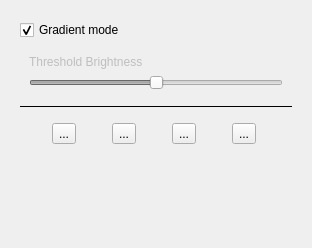
This is src/widgets/panels/image-panel.ui in flux3dp/swiftray as Qt 5 draws it before an edit. The edited form follows.
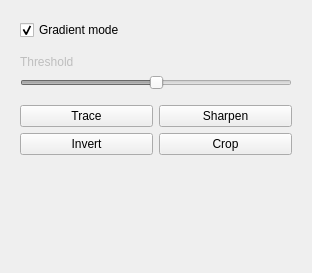
This is the edited form. Icons and pictures are not drawn.

Commit message: Adjust image panel UI

```diff
--- a/src/widgets/panels/image-panel.ui
+++ b/src/widgets/panels/image-panel.ui
@@ -10,7 +10,7 @@
     <x>0</x>
     <y>0</y>
     <width>312</width>
-    <height>248</height>
+    <height>273</height>
    </rect>
   </property>
   <property name="minimumSize">
@@ -45,8 +45,8 @@
        <rect>
         <x>0</x>
         <y>0</y>
-        <width>273</width>
-        <height>231</height>
+        <width>288</width>
+        <height>258</height>
        </rect>
       </property>
       <layout class="QVBoxLayout" name="verticalLayout_4">
@@ -65,11 +65,29 @@
          <property name="enabled">
           <bool>false</bool>
          </property>
+         <property name="sizePolicy">
+          <sizepolicy hsizetype="Preferred" vsizetype="Minimum">
+           <horstretch>0</horstretch>
+           <verstretch>0</verstretch>
+          </sizepolicy>
+         </property>
          <layout class="QVBoxLayout" name="verticalLayout_2">
+          <property name="leftMargin">
+           <number>0</number>
+          </property>
+          <property name="rightMargin">
+           <number>0</number>
+          </property>
           <item>
            <widget class="QLabel" name="brightnessThresholdLabel">
+            <property name="sizePolicy">
+             <sizepolicy hsizetype="Minimum" vsizetype="Preferred">
+              <horstretch>0</horstretch>
+              <verstretch>0</verstretch>
+             </sizepolicy>
+            </property>
             <property name="text">
-             <string>Threshold Brightness</string>
+             <string>Threshold</string>
             </property>
            </widget>
           </item>
@@ -99,115 +117,142 @@
         </widget>
        </item>
        <item>
-        <widget class="Line" name="line">
-         <property name="frameShadow">
-          <enum>QFrame::Plain</enum>
-         </property>
-         <property name="orientation">
-          <enum>Qt::Horizontal</enum>
-         </property>
-        </widget>
-       </item>
-       <item>
-        <widget class="QFrame" name="frameButtons">
+        <widget class="QWidget" name="widgetButtons" native="true">
          <property name="enabled">
           <bool>true</bool>
          </property>
-         <property name="frameShape">
-          <enum>QFrame::NoFrame</enum>
+         <property name="sizePolicy">
+          <sizepolicy hsizetype="Preferred" vsizetype="Preferred">
+           <horstretch>0</horstretch>
+           <verstretch>0</verstretch>
+          </sizepolicy>
          </property>
-         <property name="frameShadow">
-          <enum>QFrame::Raised</enum>
-         </property>
-         <property name="lineWidth">
-          <number>1</number>
+         <property name="minimumSize">
+          <size>
+           <width>100</width>
+           <height>0</height>
+          </size>
          </property>
          <layout class="QVBoxLayout" name="verticalLayout_3">
+          <property name="leftMargin">
+           <number>0</number>
+          </property>
+          <property name="topMargin">
+           <number>0</number>
+          </property>
+          <property name="rightMargin">
+           <number>0</number>
+          </property>
           <item>
-           <layout class="QHBoxLayout" name="horizontalLayoutButtons" stretch="0,0,0,0">
-            <property name="spacing">
-             <number>13</number>
-            </property>
-            <property name="rightMargin">
-             <number>0</number>
-            </property>
+           <layout class="QHBoxLayout" name="row1">
             <item>
-             <widget class="QToolButton" name="toolButtonCrop">
-              <property name="toolTip">
-               <string>Crop</string>
-              </property>
-              <property name="text">
-               <string>...</string>
-              </property>
-              <property name="icon">
-               <iconset resource="../../../qml.qrc">
-                <normaloff>:/resources/images/icon-crop.png</normaloff>:/resources/images/icon-crop.png</iconset>
-              </property>
-              <property name="iconSize">
-               <size>
-                <width>30</width>
-                <height>30</height>
-               </size>
-              </property>
-             </widget>
-            </item>
-            <item>
-             <widget class="QToolButton" name="toolButtonInvert">
+             <widget class="QPushButton" name="pushButtonTrace">
               <property name="enabled">
                <bool>true</bool>
               </property>
-              <property name="toolTip">
-               <string>Invert</string>
+              <property name="sizePolicy">
+               <sizepolicy hsizetype="Preferred" vsizetype="Fixed">
+                <horstretch>1</horstretch>
+                <verstretch>0</verstretch>
+               </sizepolicy>
               </property>
-              <property name="text">
-               <string>...</string>
-              </property>
-              <property name="icon">
-               <iconset resource="../../../qml.qrc">
-                <normaloff>:/resources/images/icon-invert.png</normaloff>:/resources/images/icon-invert.png</iconset>
-              </property>
-              <property name="iconSize">
-               <size>
-                <width>30</width>
-                <height>30</height>
-               </size>
-              </property>
-             </widget>
-            </item>
-            <item>
-             <widget class="QToolButton" name="toolButtonSharpen">
               <property name="toolTip">
-               <string>Sharpen</string>
-              </property>
-              <property name="text">
-               <string>...</string>
-              </property>
-              <property name="icon">
-               <iconset resource="../../../qml.qrc">
-                <normaloff>:/resources/images/icon-sharpen.png</normaloff>:/resources/images/icon-sharpen.png</iconset>
-              </property>
-              <property name="iconSize">
-               <size>
-                <width>30</width>
-                <height>30</height>
-               </size>
-              </property>
-             </widget>
-            </item>
-            <item>
-             <widget class="QToolButton" name="toolButtonTrace">
-              <property name="enabled">
-               <bool>true</bool>
-              </property>
-              <property name="toolTip">
                <string>Trace</string>
               </property>
               <property name="text">
-               <string>...</string>
+               <string>Trace</string>
               </property>
               <property name="icon">
                <iconset resource="../../../qml.qrc">
                 <normaloff>:/resources/images/icon-trace.png</normaloff>:/resources/images/icon-trace.png</iconset>
+              </property>
+              <property name="iconSize">
+               <size>
+                <width>30</width>
+                <height>30</height>
+               </size>
+              </property>
+             </widget>
+            </item>
+            <item>
+             <widget class="QPushButton" name="pushButtonSharpen">
+              <property name="sizePolicy">
+               <sizepolicy hsizetype="Preferred" vsizetype="Fixed">
+                <horstretch>1</horstretch>
+                <verstretch>0</verstretch>
+               </sizepolicy>
+              </property>
+              <property name="toolTip">
+               <string>Sharpen</string>
+              </property>
+              <property name="text">
+               <string>Sharpen</string>
+              </property>
+              <property name="icon">
+               <iconset resource="../../../qml.qrc">
+                <normaloff>:/resources/images/icon-sharpen.png</normaloff>:/resources/images/icon-sharpen.png</iconset>
+              </property>
+              <property name="iconSize">
+               <size>
+                <width>30</width>
+                <height>30</height>
+               </size>
+              </property>
+             </widget>
+            </item>
+           </layout>
+          </item>
+          <item>
+           <layout class="QHBoxLayout" name="row2">
+            <item>
+             <widget class="QPushButton" name="pushButtonInvert">
+              <property name="enabled">
+               <bool>true</bool>
+              </property>
+              <property name="sizePolicy">
+               <sizepolicy hsizetype="Preferred" vsizetype="Fixed">
+                <horstretch>1</horstretch>
+                <verstretch>0</verstretch>
+               </sizepolicy>
+              </property>
+              <property name="toolTip">
+               <string>Invert</string>
+              </property>
+              <property name="locale">
+               <locale language="English" country="UnitedStates"/>
+              </property>
+              <property name="text">
+               <string>Invert</string>
+              </property>
+              <property name="icon">
+               <iconset resource="../../../qml.qrc">
+                <normaloff>:/resources/images/icon-invert.png</normaloff>:/resources/images/icon-invert.png</iconset>
+              </property>
+              <property name="iconSize">
+               <size>
+                <width>30</width>
+                <height>30</height>
+               </size>
+              </property>
+             </widget>
+            </item>
+            <item>
+             <widget class="QPushButton" name="pushButtonCrop">
+              <property name="sizePolicy">
+               <sizepolicy hsizetype="Preferred" vsizetype="Fixed">
+                <horstretch>1</horstretch>
+                <verstretch>0</verstretch>
+               </sizepolicy>
+              </property>
+              <property name="toolTip">
+               <string>Crop</string>
+              </property>
+              <property name="text">
+               <string>Crop</string>
+              </property>
+              <property name="icon">
+               <iconset resource="../../../qml.qrc">
+                <normaloff>:/resources/images/icon-crop.png</normaloff>:/resources/images/icon-crop.png</iconset>
               </property>
               <property name="iconSize">
                <size>
```
The commit also changes 1 other file.
